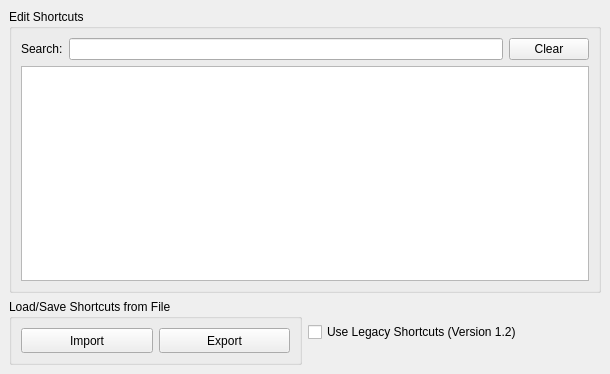
This is source/VIEW/DIALOGS/shortcutDialog.ui in BALL-Project/ball as Qt 5 draws it before an edit. The edited form follows.
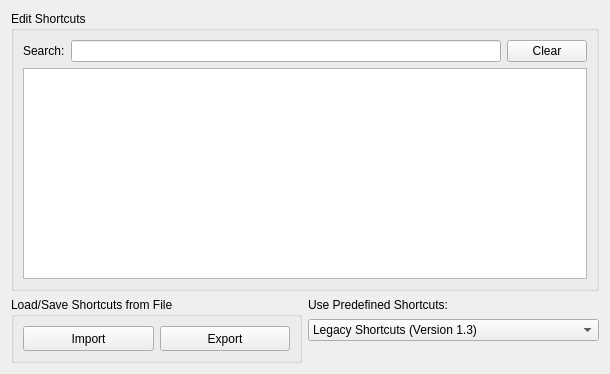
This is the edited form. Custom widgets are drawn as their Qt base class.

Commit message:
Some work on the shortcut dialog
There are still some glitches and the shortcuts are still
not saved when quiting. Otherwise it looks quite good :-)

Diff of the .ui file:
```diff
--- a/source/VIEW/DIALOGS/shortcutDialog.ui
+++ b/source/VIEW/DIALOGS/shortcutDialog.ui
@@ -31,13 +31,7 @@
   <property name="windowTitle">
    <string>Shortcuts</string>
   </property>
-  <layout class="QGridLayout">
-   <property name="margin">
-    <number>9</number>
-   </property>
-   <property name="spacing">
-    <number>6</number>
-   </property>
+  <layout class="QGridLayout" name="gridLayout">
    <item row="0" column="0" colspan="2">
     <widget class="QGroupBox" name="settings_group">
      <property name="title">
@@ -98,14 +92,7 @@
      </layout>
     </widget>
    </item>
-   <item row="1" column="1">
-    <widget class="QCheckBox" name="use_legacy_shortcuts">
-     <property name="text">
-      <string>Use Legacy Shortcuts (Version 1.2)</string>
-     </property>
-    </widget>
-   </item>
-   <item row="1" column="0">
+   <item row="1" column="0" rowspan="3">
     <widget class="QGroupBox" name="orientation_group">
      <property name="title">
       <string>Load/Save Shortcuts from File</string>
@@ -176,6 +163,32 @@
      </layout>
     </widget>
    </item>
+   <item row="1" column="1">
+    <widget class="QLabel" name="label_2">
+     <property name="text">
+      <string>Use Predefined Shortcuts:</string>
+     </property>
+    </widget>
+   </item>
+   <item row="2" column="1">
+    <widget class="QComboBox" name="predefined_combo_box">
+     <item>
+      <property name="text">
+       <string>Legacy Shortcuts (Version 1.3)</string>
+      </property>
+     </item>
+     <item>
+      <property name="text">
+       <string>Legacy Shortcuts (Version 1.2)</string>
+      </property>
+     </item>
+     <item>
+      <property name="text">
+       <string>Custom</string>
+      </property>
+     </item>
+    </widget>
+   </item>
   </layout>
  </widget>
  <layoutdefault spacing="6" margin="11"/>
```
Left out of the diff: 31 changed lines with no effect on the pictures. The commit also changes 10 other files.
